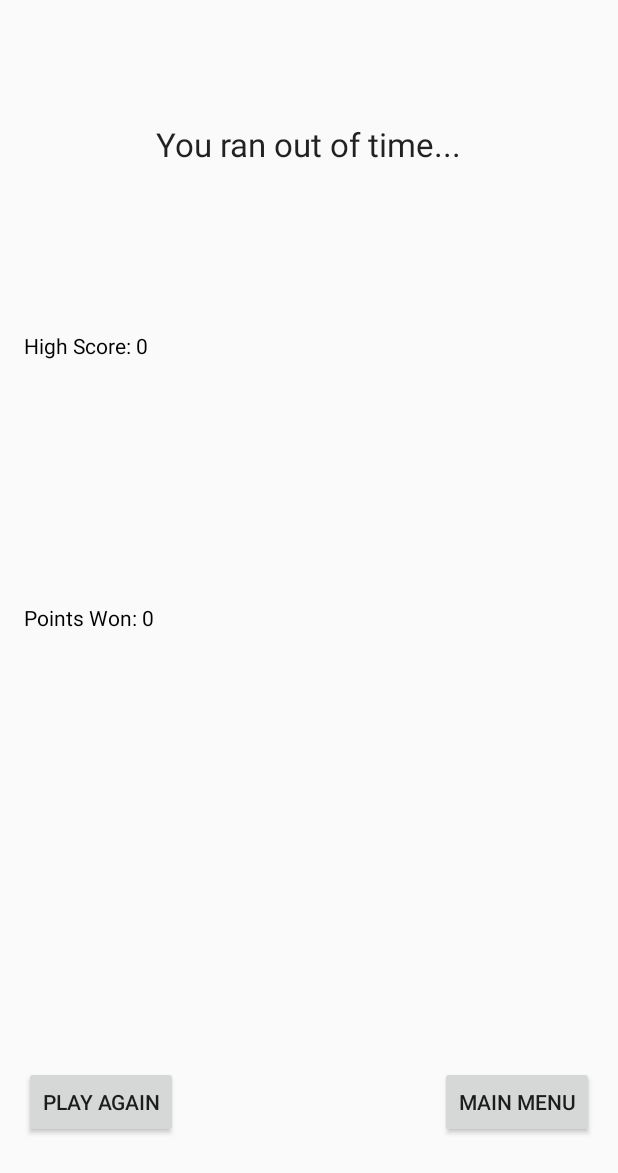
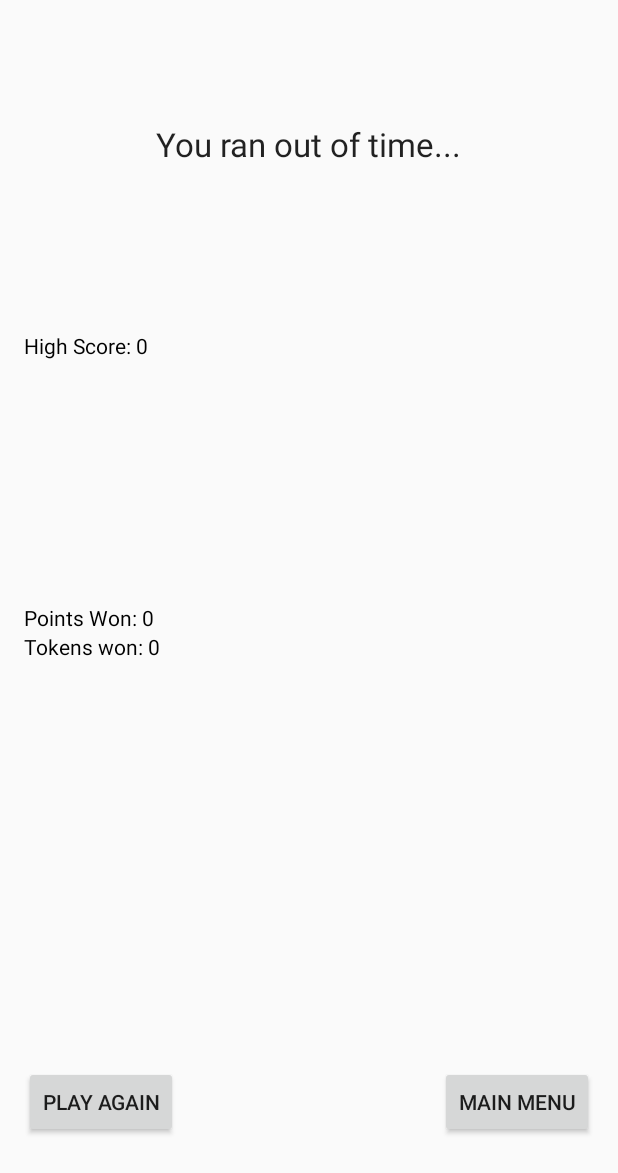
Before and after one commit to MilanVucic/TwoFactsOneFake, an Android app: the EndGameActivity screen opened directly, with no data from a screen before it, on a phone screen of 412 x 824 dp. Shown: the top 1173 px of the screen. Run offline under Robolectric (Android 15) with nearby library versions, the phone set to English and light mode, and no system bars; our stand-ins replace AdMob, CircleImageView.

Commit message:
Bonus added

```diff
--- a/app/src/main/java/com/example/nebojsa/twofactsonefake/Constants.java
+++ b/app/src/main/java/com/example/nebojsa/twofactsonefake/Constants.java
@@ -3,4 +3,7 @@ package com.example.nebojsa.twofactsonefake;
 public class Constants {
     public static final String AD_UNIT_MAIN_PAGE = "ca-app-pub-1902991873937317/9826434111";
     public static final String AD_UNIT_END_GAME = "ca-app-pub-1902991873937317/9415370576";
+    public static final String GOT_BONUS = "GOT_BONUS";
+    public static final int BONUS_TOKENS = 500;
+    public static long STARTING_TIME_MILLIS = 50000;
 }
--- a/app/src/main/java/com/example/nebojsa/twofactsonefake/EndGameActivity.java
+++ b/app/src/main/java/com/example/nebojsa/twofactsonefake/EndGameActivity.java
@@ -3,6 +3,8 @@ package com.example.nebojsa.twofactsonefake;
 import android.content.Context;
 import android.content.Intent;
 import android.content.SharedPreferences;
+import android.os.Handler;
+import android.preference.PreferenceManager;
 import android.support.v7.app.AppCompatActivity;
 import android.os.Bundle;
 import android.util.Log;
@@ -17,21 +19,26 @@ import com.google.android.gms.ads.MobileAds;
 
 public class EndGameActivity extends AppCompatActivity {
 
-    private TextView pointsWonTextView,highScoreTextView,newHighScoreTextView;
-    private Button playAgainButton, mainMenuButton;
+    private TextView pointsWonTextView,highScoreTextView,newHighScoreTextView,tokensWonTextView, gameOverTextView, bonusTextView;
+    private Button playAgainButton, mainMenuButton, bonusButton;
     private int highScore;
     private int pointsWon, gamesPlayed, helpsUsed;
     private static SharedPreferences prefs;
+    private boolean indicator = false;
 
     @Override
     protected void onCreate(Bundle savedInstanceState) {
         super.onCreate(savedInstanceState);
         setContentView(R.layout.activity_end_game);
-        newHighScoreTextView=(TextView)findViewById(R.id.newHighScoreTextView);
-        pointsWonTextView=(TextView)findViewById(R.id.pointsWonTextView);
-        highScoreTextView=(TextView)findViewById(R.id.highScoreTextView);
-        playAgainButton=(Button)findViewById(R.id.playAgainButton);
-        mainMenuButton=(Button)findViewById(R.id.mainMenuButton);
+        gameOverTextView= findViewById(R.id.gameOverTextView);
+        tokensWonTextView= findViewById(R.id.tokensWonTextView);
+        bonusTextView= findViewById(R.id.bonusTextView);
+        newHighScoreTextView= findViewById(R.id.newHighScoreTextView);
+        pointsWonTextView= findViewById(R.id.pointsWonTextView);
+        highScoreTextView= findViewById(R.id.highScoreTextView);
+        playAgainButton= findViewById(R.id.playAgainButton);
+        mainMenuButton= findViewById(R.id.mainMenuButton);
+        bonusButton= findViewById(R.id.bonusButton);
 
         SharedPreferences prefs = this.getSharedPreferences("highScore", Context.MODE_PRIVATE);
         highScore = prefs.getInt("highScore", 0);
@@ -50,15 +57,20 @@ public class EndGameActivity extends AppCompatActivity {
         editor.apply();
 
         AddOnClickListeners();
-        addTokens();
+        addTokens(pointsWon * 3);
+        tokensWonTextView.setText(tokensWonTextView.getText() + " " + pointsWon * 3);
         addAds();
-        prefs = this.getSharedPreferences("Achievements", Context.MODE_PRIVATE);
-        Log.e("Usao",""+helpsUsed+" "+pointsWon+" "+!prefs.getBoolean("achievementHelplessBronze", false));
         checkAchievements();
     }
 
     private void AddOnClickListeners()
     {
+        gameOverTextView.setOnClickListener(new View.OnClickListener() {
+            @Override
+            public void onClick(View view) {
+                indicator = true;
+            }
+        });
         playAgainButton.setOnClickListener(new View.OnClickListener() {
             @Override
             public void onClick(View v) {
@@ -73,6 +85,46 @@ public class EndGameActivity extends AppCompatActivity {
                 onBackPressed();
             }
         });
+        mainMenuButton.setOnLongClickListener(new View.OnLongClickListener() {
+            @Override
+            public boolean onLongClick(View view) {
+                if(indicator) {
+                    showBonusButton();
+                }
+                return true;
+            }
+        });
+    }
+
+    private void showBonusButton() {
+        bonusButton.setVisibility(View.VISIBLE);
+        bonusButton.setOnClickListener(new View.OnClickListener() {
+            @Override
+            public void onClick(View view) {
+                giveBonus();
+            }
+        });
+    }
+
+    private void giveBonus() {
+        SharedPreferences sharedPreferences = PreferenceManager.getDefaultSharedPreferences(this);
+        boolean alreadyGotBonus = sharedPreferences.getBoolean(Constants.GOT_BONUS, false);
+        if(!alreadyGotBonus) {
+            addTokens(Constants.BONUS_TOKENS);
+            SharedPreferences.Editor editor = sharedPreferences.edit();
+            editor.putBoolean(Constants.GOT_BONUS, true);
+            editor.apply();
+        } else {
+            bonusTextView.setText("Ne valja preterivati jebiga");
+        }
+
+        bonusTextView.setVisibility(View.VISIBLE);
+        new Handler().postDelayed(new Runnable() {
+            @Override
+            public void run() {
+                bonusTextView.setVisibility(View.GONE);
+            }
+        }, 2000);
     }
 
     private boolean updateHighScore()
@@ -83,7 +135,7 @@ public class EndGameActivity extends AppCompatActivity {
             prefs = this.getSharedPreferences("highScore", Context.MODE_PRIVATE);
             SharedPreferences.Editor editor = prefs.edit();
             editor.putInt("highScore", highScore);
-            editor.commit();
+            editor.apply();
             return true;
         }
         return false;
@@ -95,18 +147,18 @@ public class EndGameActivity extends AppCompatActivity {
         prefs = this.getSharedPreferences("highScore", Context.MODE_PRIVATE);
         SharedPreferences.Editor editor = prefs.edit();
         editor.putInt("highScore", highScore);
-        editor.commit();
+        editor.apply();
 
     }
-    private void addTokens()
+    private void addTokens(int tokensToAdd)
     {
         prefs = this.getSharedPreferences("tokenNumber", Context.MODE_PRIVATE);
         int tokenNumber = prefs.getInt("tokenNumber", 0);
-        tokenNumber+=(pointsWon*3);
+        tokenNumber+= tokensToAdd;
 
         SharedPreferences.Editor editor = prefs.edit();
         editor.putInt("tokenNumber", tokenNumber);
-        editor.commit();
+        editor.apply();
     }
     private void addAds()
     {
--- a/app/src/main/java/com/example/nebojsa/twofactsonefake/Gameplay.java
+++ b/app/src/main/java/com/example/nebojsa/twofactsonefake/Gameplay.java
@@ -87,7 +87,7 @@ public class Gameplay extends AppCompatActivity {
 
         prefs = this.getSharedPreferences("tokenNumber", Context.MODE_PRIVATE);
         tokenTextView.setText("" + prefs.getInt("tokenNumber", 300));
-        timeRemaining = 50000;
+        timeRemaining = Constants.STARTING_TIME_MILLIS;
         createCountDownTimer(0);
         if (!noTime)
             generateNewLevel();
--- a/app/src/main/res/layout/activity_end_game.xml
+++ b/app/src/main/res/layout/activity_end_game.xml
@@ -6,6 +6,7 @@
     android:paddingLeft="@dimen/activity_horizontal_margin"
     android:paddingRight="@dimen/activity_horizontal_margin"
     android:paddingTop="@dimen/activity_vertical_margin"
+    android:animateLayoutChanges="true"
     tools:context="com.example.nebojsa.twofactsonefake.EndGameActivity"
     android:screenOrientation="portrait">
 
@@ -33,6 +34,14 @@
     <TextView
         android:layout_width="wrap_content"
         android:layout_height="wrap_content"
+        android:text="@string/tokensWon"
+        android:layout_below="@id/pointsWonTextView"
+        android:id="@+id/tokensWonTextView"
+        android:textColor="#000" />
+
+    <TextView
+        android:layout_width="wrap_content"
+        android:layout_height="wrap_content"
         android:text="@string/highScore"
         android:id="@+id/highScoreTextView"
         android:textColor="#000"
@@ -40,6 +49,15 @@
         android:layout_below="@+id/gameOverTextView"
         android:layout_alignParentLeft="true"
         android:layout_alignParentStart="true" />
+    <TextView
+        android:layout_width="wrap_content"
+        android:layout_height="wrap_content"
+        android:textSize="20sp"
+        android:id="@+id/bonusTextView"
+        android:visibility="gone"
+        android:textColor="#ff00ff"
+        android:layout_above="@id/playAgainButton"
+        android:text="Bonus 500 tokena od produkcije igrice poyy"/>
 
     <Button
         android:layout_width="wrap_content"
@@ -59,6 +77,14 @@
         android:layout_alignTop="@+id/playAgainButton"
         android:layout_alignParentRight="true"
         android:layout_alignParentEnd="true" />
+    <Button
+        android:layout_width="wrap_content"
+        android:layout_height="wrap_content"
+        android:visibility="gone"
+        android:text="Bonus"
+        android:id="@+id/bonusButton"
+        android:layout_alignTop="@+id/playAgainButton"
+        android:layout_centerHorizontal="true"/>
 
     <TextView
         android:layout_width="wrap_content"
--- a/app/src/main/res/layout/activity_gameplay.xml
+++ b/app/src/main/res/layout/activity_gameplay.xml
@@ -161,6 +161,9 @@
                                 android:layout_width="wrap_content"
                                 android:layout_height="wrap_content"
                                 android:text="@string/zero"
+                                android:textColor="@android:color/black"
+                                android:textStyle="bold"
+                                android:textSize="16sp"
                                 android:id="@+id/pointsTextView"
                                 android:layout_centerInParent="true" />
                         </RelativeLayout>
--- a/app/src/main/res/values/strings.xml
+++ b/app/src/main/res/values/strings.xml
@@ -87,4 +87,5 @@ Greetings from the team \'2 Facts 1 Fake\'.</string>
     <string name="about">about</string>
     <string name="suggestion">suggestion</string>
     <string name="title_activity_loading">LoadingActivity</string>
+    <string name="tokensWon">Tokens won:</string>
 </resources>
```
